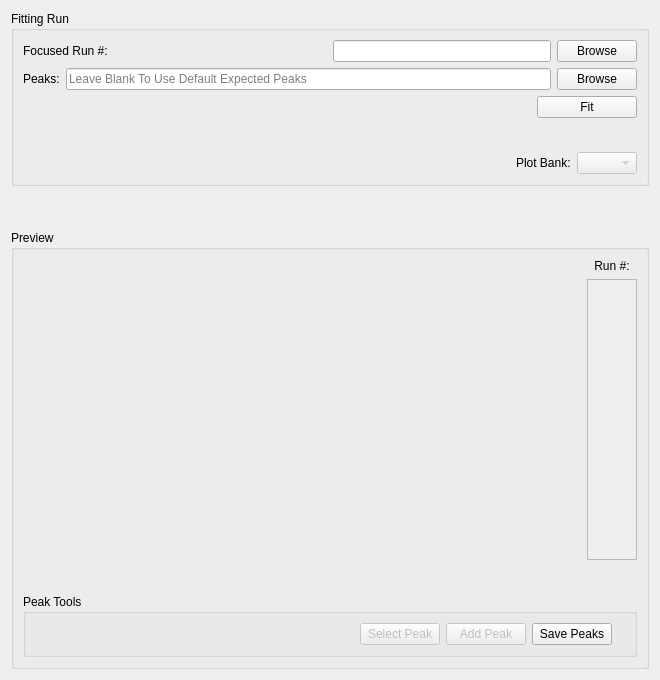
mantidproject/mantid, file MantidQt/CustomInterfaces/inc/MantidQtCustomInterfaces/EnggDiffraction/EnggDiffractionQtTabFitting.ui: the form before one commit.
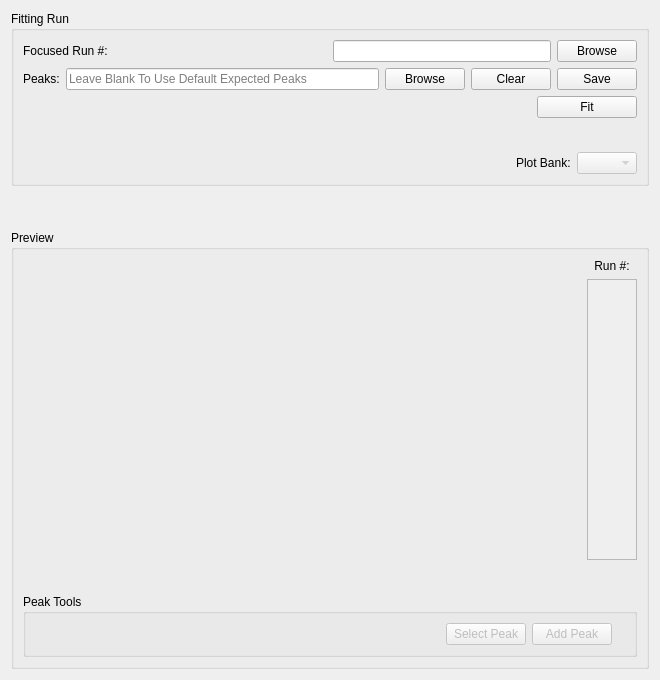
The form after the commit. Custom widgets are drawn as their Qt base class.

Commit message:
clear peak button introduced & save button moved
refs #16194

```diff
--- a/MantidQt/CustomInterfaces/inc/MantidQtCustomInterfaces/EnggDiffraction/EnggDiffractionQtTabFitting.ui
+++ b/MantidQt/CustomInterfaces/inc/MantidQtCustomInterfaces/EnggDiffraction/EnggDiffractionQtTabFitting.ui
@@ -181,6 +181,23 @@
           </property>
          </widget>
         </item>
+        <item>
+         <widget class="QPushButton" name="pushButton_clear_peak_list">
+          <property name="text">
+           <string>Clear</string>
+          </property>
+         </widget>
+        </item>
+        <item>
+         <widget class="QPushButton" name="pushButton_save_peak_list">
+          <property name="enabled">
+           <bool>true</bool>
+          </property>
+          <property name="text">
+           <string>Save</string>
+          </property>
+         </widget>
+        </item>
        </layout>
       </item>
       <item row="3" column="0">
@@ -377,16 +394,6 @@
              </property>
             </widget>
            </item>
-           <item>
-            <widget class="QPushButton" name="pushButton_save_peak_list">
-             <property name="enabled">
-              <bool>true</bool>
-             </property>
-             <property name="text">
-              <string>Save Peaks</string>
-             </property>
-            </widget>
-           </item>
            <item>
             <widget class="QLabel" name="label_comboBox_fitting_bank_3">
              <property name="text">
```
The commit also changes 2 other files.
